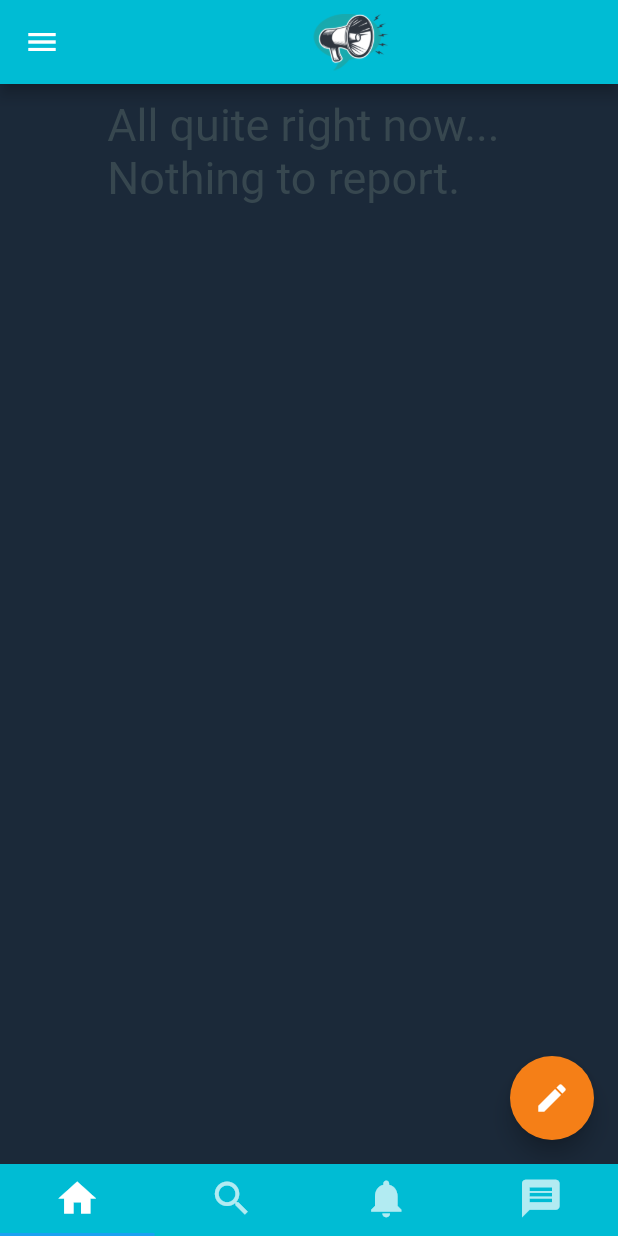
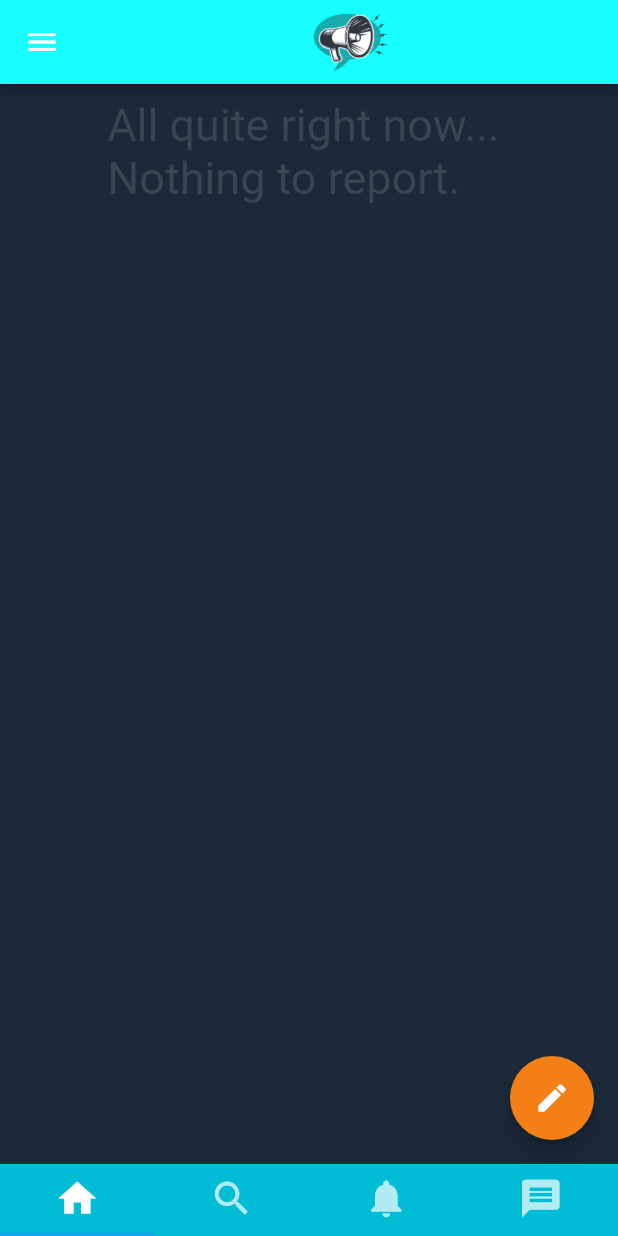
Before and after one commit to MicoT/Module3-OOP, a Flutter app: the MyHome screen opened directly, on a phone screen of 412 x 824 dp. Run offline on Flutter 3.47's test engine with Material 2 defaults, Android fonts, the phone set to English and light mode, and no system bars.

```diff
--- a/lib/Screens/composer.dart
+++ b/lib/Screens/composer.dart
@@ -33,6 +33,7 @@ class _ShoutMakerState extends State<ShoutMaker> {
                 });
                 if (_thisText.isNotEmpty) {
                   userShout.add(new Shouttext(shout: userShoutMaker.text));
+                  userShoutMaker.clear();
                   const snackBar = SnackBar(
                       backgroundColor: Color(0xFF00C853),
                       content: Text("Loud and clear!",
--- a/lib/Screens/splash_screen.dart
+++ b/lib/Screens/splash_screen.dart
@@ -11,7 +11,7 @@ class SplashScreen extends StatefulWidget {
 class _SplashScreenState extends State<SplashScreen> {
   @override
   void initState() {
-    var d = const Duration(seconds: 5);
+    var d = const Duration(seconds: 7);
 
     Future.delayed(d, () {
       Navigator.pushAndRemoveUntil(
--- a/lib/home.dart
+++ b/lib/home.dart
@@ -32,7 +32,7 @@ class MyHomeState extends State<MyHome> with SingleTickerProviderStateMixin {
   Widget build(BuildContext context) {
     return new Scaffold(
       appBar: new AppBar(
-        backgroundColor: Colors.cyan,
+        backgroundColor: Colors.cyanAccent,
         title: Center(
           child: Image.asset(
             'assets/logo.png',
@@ -41,7 +41,7 @@ class MyHomeState extends State<MyHome> with SingleTickerProviderStateMixin {
           ),
         ),
       ),
-      //------------------------------------Profile Drawer-------------------------------------
+      //------------------------------------Profile Drawer-------------------------------------//
       drawer: Drawer(
         child: Container(
           color: Theme.of(context).primaryColorDark,
@@ -122,7 +122,7 @@ class MyHomeState extends State<MyHome> with SingleTickerProviderStateMixin {
           ),
         ),
       ),
-      //---------------------------------------Tab buttons------------------------------------
+      //---------------------------------------Tab buttons------------------------------------//
       body: new TabBarView(
         children: <Widget>[
           new Home(),
```
